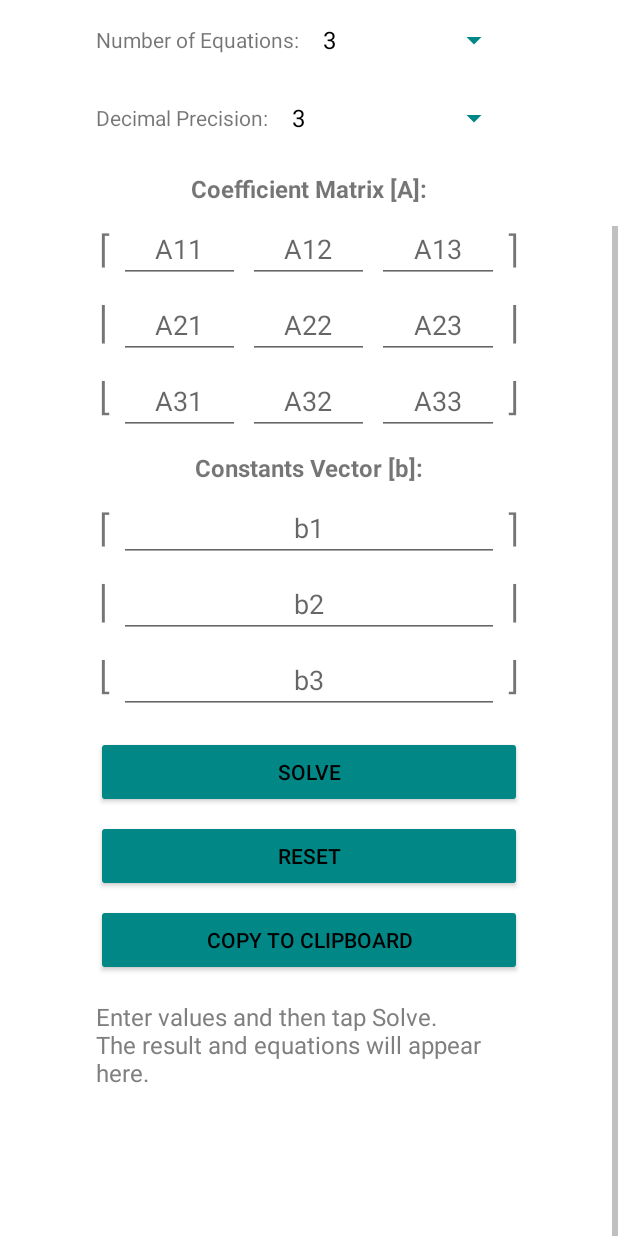
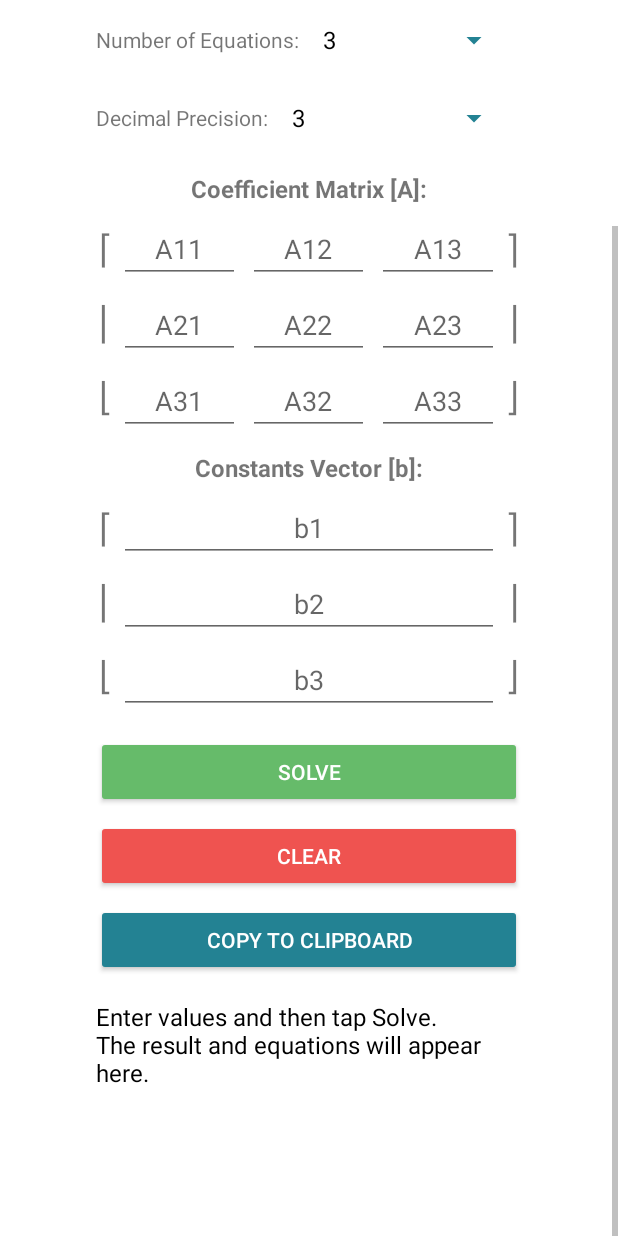
Before and after one commit to Cody-and-Rohan-s-Projects/Circuit-Analysis-Calculator, an Android app built with Jetpack Compose: the screen it shows after launch (CircuitAnalysisActivity), scrolled down 184 dp, on a phone screen of 412 x 824 dp. Run offline under Robolectric (Android 15) with nearby library versions, the phone set to English and light mode, and no system bars.

Commit message:
Fixed Dark mode and added more color.

```diff
--- a/Circuit-Analyser-Android/app/src/main/java/com/codyandrohan/circuit_analyser/MainActivity.kt
+++ b/Circuit-Analyser-Android/app/src/main/java/com/codyandrohan/circuit_analyser/MainActivity.kt
@@ -37,7 +37,6 @@ class CircuitAnalysisActivity : AppCompatActivity() {
             return Complex((re * c.re + im * c.im) / denom, (im * c.re - re * c.im) / denom)
         }
 
-        // New method to format complex number with dynamic precision
         fun toFormattedString(precision: Int): String {
             val sign = if (im >= 0) "+" else "-"
             val formatStr = "%.${precision}f"
--- a/Circuit-Analyser-Android/app/src/main/res/layout/activity_main.xml
+++ b/Circuit-Analyser-Android/app/src/main/res/layout/activity_main.xml
@@ -44,13 +44,14 @@
             <!-- GitHub Link -->
             <Button
                 android:id="@+id/info_link"
+                android:backgroundTint="@color/secondary_variant"
                 android:layout_width="150dp"
                 android:layout_height="wrap_content"
                 android:layout_marginTop="2dp"
                 android:autoLink="web"
                 android:padding="4dp"
                 android:text="@string/github_button"
-                android:textColor="@color/primary"
+                android:textColor="@color/text_secondary"
                 android:textSize="12sp" />
         </LinearLayout>
 
@@ -155,18 +156,20 @@
         <!-- Solve Button -->
         <Button
             android:id="@+id/solve_button"
-            android:backgroundTint="@color/secondary_variant"
+            android:backgroundTint="@color/solve"
             android:layout_width="match_parent"
             android:layout_height="wrap_content"
+            android:textColor="@color/text_secondary"
             android:text="@string/solve_button" />
 
         <!-- Reset Button -->
         <Button
             android:id="@+id/reset_button"
-            android:backgroundTint="@color/secondary_variant"
+            android:backgroundTint="@color/reset"
             android:layout_width="match_parent"
             android:layout_height="wrap_content"
             android:layout_marginTop="8dp"
+            android:textColor="@color/text_secondary"
             android:text="@string/reset_button" />
 
         <!-- Copy to Clipboard Button -->
@@ -176,6 +179,7 @@
             android:layout_width="match_parent"
             android:layout_height="wrap_content"
             android:layout_marginTop="8dp"
+            android:textColor="@color/text_secondary"
             android:text="@string/clipboard_button" />
 
 
--- a/Circuit-Analyser-Android/app/src/main/res/values-night/colors.xml
+++ b/Circuit-Analyser-Android/app/src/main/res/values-night/colors.xml
@@ -1,16 +1,22 @@
 <?xml version="1.0" encoding="utf-8"?>
 <resources>
-    <color name="primary">#BB86FC</color>
-    <color name="primary_variant">#3700B3</color>
-    <color name="on_primary">#000000</color>
+    <color name="primary">#007aff</color>
+    <color name="primary_variant">#003db2</color>
+    <color name="on_primary">#FFFFFF</color>
 
-    <color name="secondary">#03DAC5</color>
-    <color name="secondary_variant">#018786</color>
+    <color name="secondary">#30b0c7</color>
+    <color name="secondary_variant">#238293</color>
     <color name="on_secondary">#000000</color>
 
-    <color name="surface">#1E1E1E</color>
-    <color name="background">#121212</color>
-    <color name="text_primary">#E0E0E0</color>
+    <color name="reset">#ef5350</color>
+    <color name="solve">#66bb6a</color>
+
+    <color name="surface">#222222</color>
+    <color name="background">#000000</color>
+
+    <color name="text_primary">#FFFFFF</color>
+    <color name="text_secondary">#000000</color>
+
     <color name="on_surface">#FFFFFF</color>
     <color name="on_background">#FFFFFF</color>
 </resources>
--- a/Circuit-Analyser-Android/app/src/main/res/values-night/strings.xml
+++ b/Circuit-Analyser-Android/app/src/main/res/values-night/strings.xml
@@ -4,11 +4,11 @@
     <string name="dark_theme">Dark Theme</string>
     <string name="decimal_places_label">Decimal Precision:</string>
     <string name="default_result_label">Enter values and then tap Solve.\nThe result and equations will appear here. </string>
-    <string name="github_button">View our GitHub</string>
+    <string name="github_button">View our GitHub!</string>
     <string name="kvl_equations">KVL equations will appear here</string>
     <string name="matrix_label">Coefficient Matrix [A]:</string>
     <string name="num_equations_label">Number of Equations:</string>
-    <string name="reset_button">Reset</string>
+    <string name="reset_button">Clear</string>
     <string name="results_will_appear">Results will appear here</string>
     <string name="set_matrix_size">Set Matrix Size</string>
     <string name="solution_result">Solution: %1$s</string>
--- a/Circuit-Analyser-Android/app/src/main/res/values/colors.xml
+++ b/Circuit-Analyser-Android/app/src/main/res/values/colors.xml
@@ -1,16 +1,22 @@
 <?xml version="1.0" encoding="utf-8"?>
 <resources>
-    <color name="primary">#6200EE</color>
-    <color name="primary_variant">#3700B3</color>
+    <color name="primary">#007aff</color>
+    <color name="primary_variant">#003db2</color>
     <color name="on_primary">#FFFFFF</color>
 
-    <color name="secondary">#03DAC5</color>
-    <color name="secondary_variant">#018786</color>
+    <color name="secondary">#30b0c7</color>
+    <color name="secondary_variant">#238293</color>
     <color name="on_secondary">#000000</color>
+
+    <color name="reset">#ef5350</color>
+    <color name="solve">#66bb6a</color>
 
     <color name="surface">#DDDDDD</color>
     <color name="background">#FFFFFF</color>
-    <color name="text_primary">#7F7F7F</color>
+
+    <color name="text_primary">#000000</color>
+    <color name="text_secondary">#FFFFFF</color>
+
     <color name="on_surface">#000000</color>
     <color name="on_background">#000000</color>
 </resources>
--- a/Circuit-Analyser-Android/app/src/main/res/values/strings.xml
+++ b/Circuit-Analyser-Android/app/src/main/res/values/strings.xml
@@ -4,11 +4,11 @@
     <string name="dark_theme">Dark Theme</string>
     <string name="decimal_places_label">Decimal Precision:</string>
     <string name="default_result_label">Enter values and then tap Solve.\nThe result and equations will appear here. </string>
-    <string name="github_button">View our GitHub</string>
+    <string name="github_button">View our GitHub!</string>
     <string name="kvl_equations">KVL equations will appear here</string>
     <string name="matrix_label">Coefficient Matrix [A]:</string>
     <string name="num_equations_label">Number of Equations:</string>
-    <string name="reset_button">Reset</string>
+    <string name="reset_button">Clear</string>
     <string name="results_will_appear">Results will appear here</string>
     <string name="set_matrix_size">Set Matrix Size</string>
     <string name="solution_result">Solution: %1$s</string>
```
